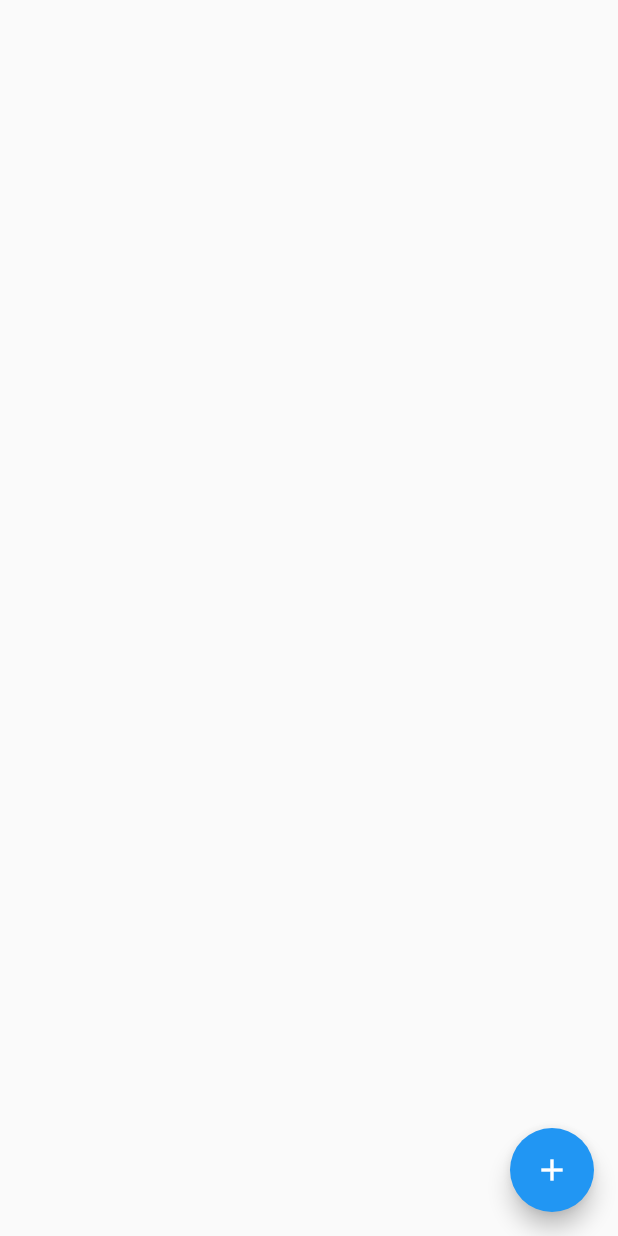
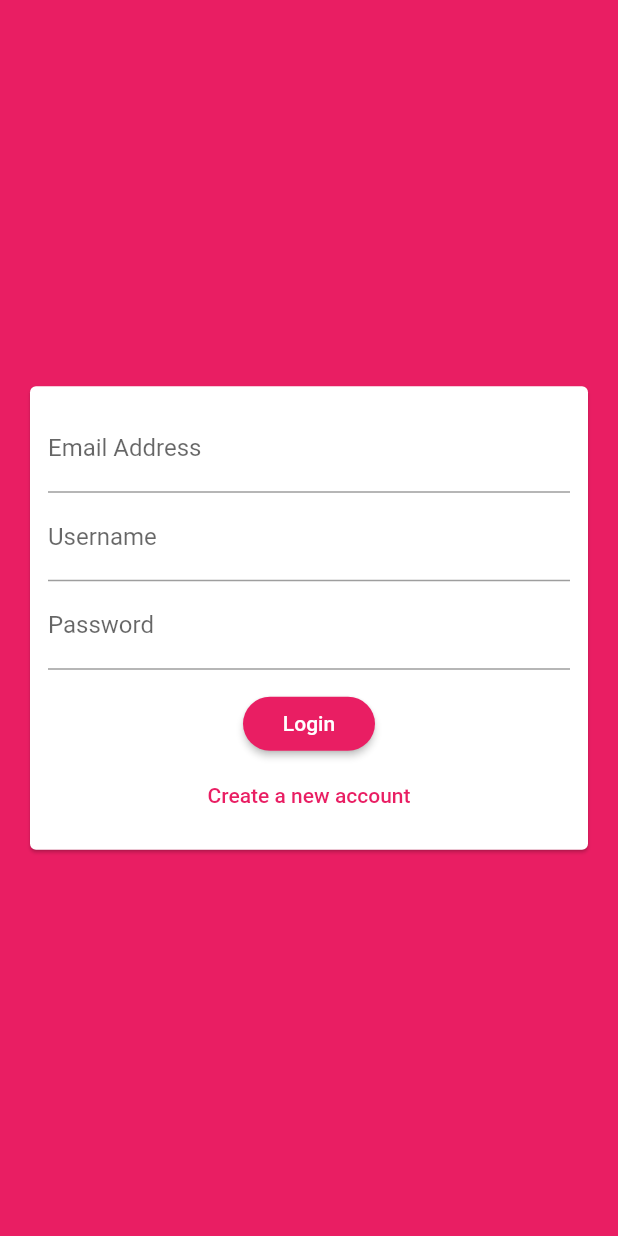
Before and after one commit to H-AbdulMateen/flutter_firebase_chat_app, a Flutter app: the screen it shows after launch, on a phone screen of 412 x 824 dp. Run offline on Flutter 3.47's test engine with Material 2 defaults, Android fonts, the phone set to English and light mode, and no system bars; our stand-ins replace cloud_firestore; accounts and stored records are empty.

Commit message:
update theme

```diff
--- a/lib/main.dart
+++ b/lib/main.dart
@@ -1,4 +1,5 @@
 import 'package:flutter/material.dart';
+import 'package:flutter_firebase_chat_app/screens/auth_screen.dart';
 import 'package:flutter_firebase_chat_app/screens/chat_screen.dart';
 
 void main() {
@@ -12,22 +13,20 @@ class MyApp extends StatelessWidget {
     return MaterialApp(
       title: 'Chat Demo',
       theme: ThemeData(
-        // This is the theme of your application.
-        //
-        // Try running your application with "flutter run". You'll see the
-        // application has a blue toolbar. Then, without quitting the app, try
-        // changing the primarySwatch below to Colors.green and then invoke
-        // "hot reload" (press "r" in the console where you ran "flutter run",
-        // or simply save your changes to "hot reload" in a Flutter IDE).
-        // Notice that the counter didn't reset back to zero; the application
-        // is not restarted.
-        primarySwatch: Colors.blue,
-        // This makes the visual density adapt to the platform that you run
-        // the app on. For desktop platforms, the controls will be smaller and
-        // closer together (more dense) than on mobile platforms.
+        primarySwatch: Colors.pink,
+        backgroundColor: Colors.pink,
+        accentColor: Colors.deepPurple,
+        accentColorBrightness: Brightness.dark,
+        buttonTheme: ButtonTheme.of(context).copyWith(
+          buttonColor: Colors.pink,
+          textTheme: ButtonTextTheme.primary,
+          shape: RoundedRectangleBorder(
+            borderRadius: BorderRadius.circular(20.0),
+          )
+        ),
         visualDensity: VisualDensity.adaptivePlatformDensity,
       ),
-      home: ChatScreen(),
+      home: AuthScreen(),
     );
   }
 }
--- a/lib/screens/auth_screen.dart
+++ b/lib/screens/auth_screen.dart
@@ -0,0 +1,17 @@
+import 'package:flutter/material.dart';
+import 'package:flutter_firebase_chat_app/widgets/auth_form.dart';
+
+class AuthScreen extends StatefulWidget {
+  @override
+  _AuthScreenState createState() => _AuthScreenState();
+}
+
+class _AuthScreenState extends State<AuthScreen> {
+  @override
+  Widget build(BuildContext context) {
+    return Scaffold(
+      backgroundColor: Theme.of(context).primaryColor,
+      body: AuthForm(),
+    );
+  }
+}
--- a/lib/screens/chat_screen.dart
+++ b/lib/screens/chat_screen.dart
@@ -25,6 +25,9 @@ class ChatScreen extends StatelessWidget {
       floatingActionButton: FloatingActionButton(
         child: Icon(Icons.add),
         onPressed: (){
+          Firestore.instance.collection('chats/cdxhDjL22F3QOHCL8BRY/messages').add({
+            'text': 'Data added by clicking button!'
+          });
         },
       ),
     );
--- /dev/null
+++ b/lib/widgets/auth_form.dart
@@ -0,0 +1,50 @@
+import 'package:flutter/material.dart';
+
+class AuthForm extends StatefulWidget {
+  @override
+  _AuthFormState createState() => _AuthFormState();
+}
+
+class _AuthFormState extends State<AuthForm> {
+  @override
+  Widget build(BuildContext context) {
+    return Center(
+      child: Card(
+        margin: EdgeInsets.all(20.0),
+        child: SingleChildScrollView(
+          child: Padding(
+            padding: EdgeInsets.all(12.0),
+            child: Form(
+              child: Column(
+                children: [
+                  TextFormField(
+                    decoration: InputDecoration(
+                      labelText: 'Email Address'
+                    ),
+                  ),
+                  TextFormField(
+                    decoration: InputDecoration(
+                      labelText: 'Username'
+                    ),
+                  ),
+                  TextFormField(
+                    decoration: InputDecoration(
+                      labelText: 'Password',
+                    ),
+                    obscureText: true,
+                  ),
+                  SizedBox(height: 12.0,),
+                  RaisedButton(onPressed: (){},
+                  child: Text('Login'),),
+                  FlatButton(onPressed: (){},
+                      textColor: Theme.of(context).primaryColor,
+                      child: Text('Create a new account'))
+                ],
+              ),
+            ),
+          ),
+        ),
+      ),
+    );
+  }
+}
```
